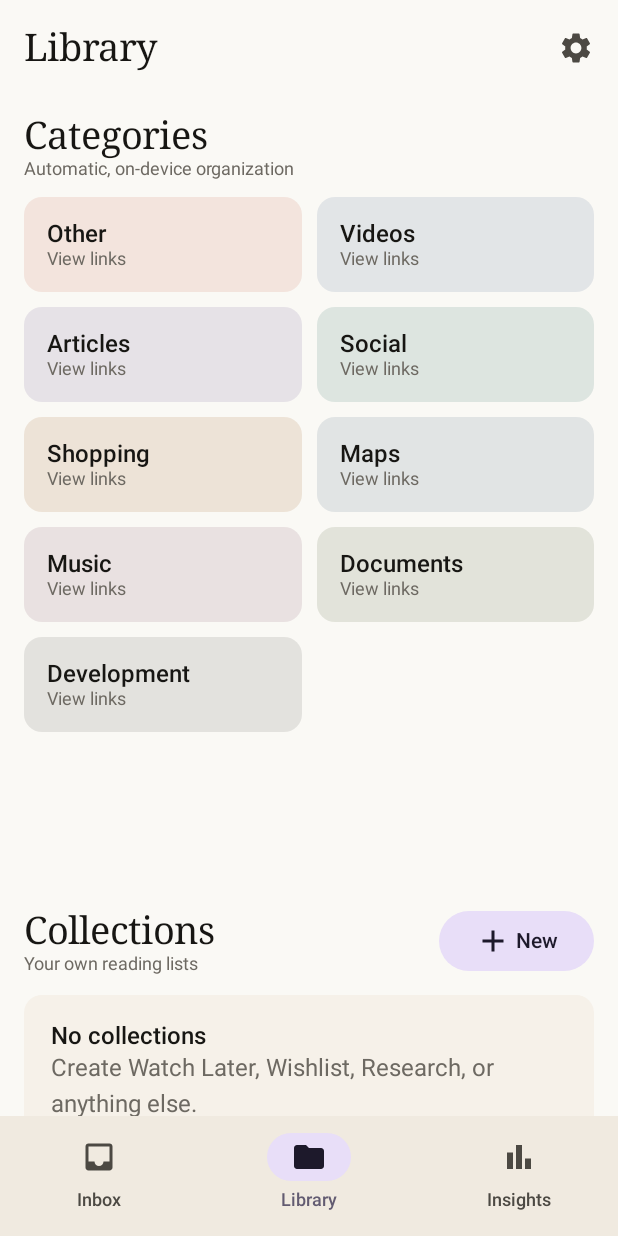
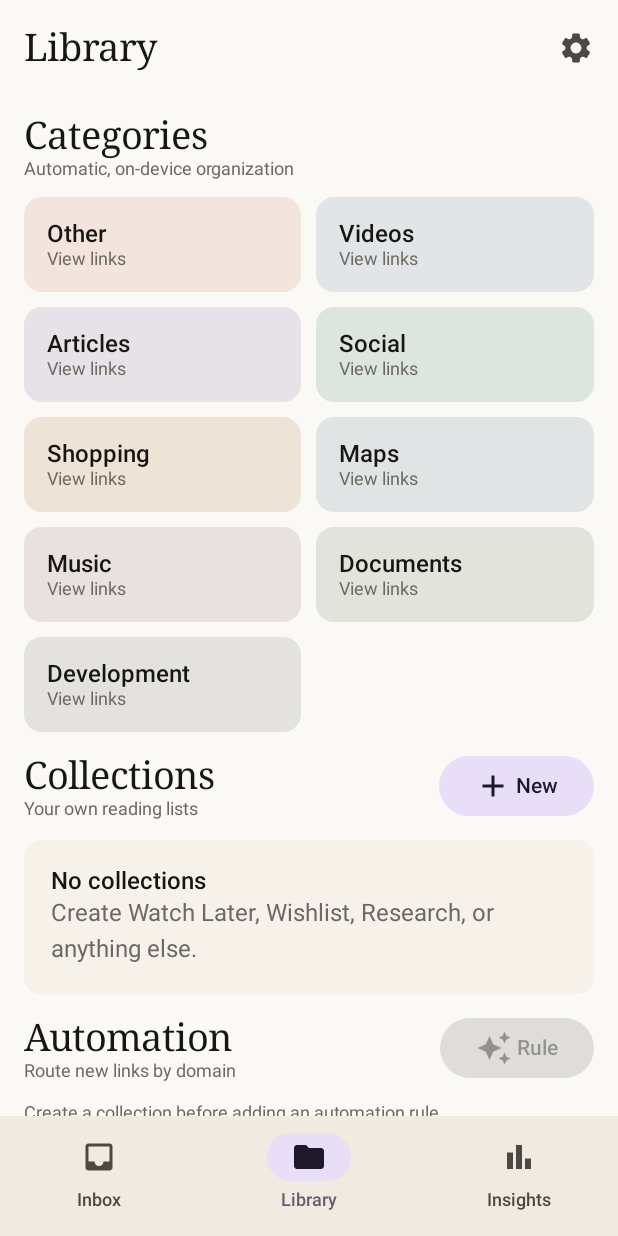
Before and after one commit to ivcr1905/easylink, an Android app built with Jetpack Compose: the LibraryScreen screen opened through its navigation route, on a phone screen of 412 x 824 dp. Run offline under Robolectric (Android 15) with nearby library versions, the phone set to English and light mode, and no system bars; pictures from the network do not load.

Commit message:
fix: stabilize library and clean shared links

```diff
--- a/app/src/main/java/com/iv/easylink/ui/inbox/InboxScreen.kt
+++ b/app/src/main/java/com/iv/easylink/ui/inbox/InboxScreen.kt
@@ -134,7 +134,8 @@ fun InboxScreen(viewModel: EasyLinkViewModel) {
                 ) {
                     itemsIndexed(links, key = { _, link -> link.id }) { index, link ->
                         val label = dateLabel(link.timestamp)
-                        if (index == 0 || dateLabel(links[index - 1].timestamp) != label) {
+                        val previousTimestamp = links.getOrNull(index - 1)?.timestamp
+                        if (previousTimestamp == null || dateLabel(previousTimestamp) != label) {
                             Text(label, style = MaterialTheme.typography.labelLarge, color = MaterialTheme.colorScheme.primary, modifier = Modifier.padding(top = 8.dp, bottom = 2.dp))
                         }
                         LinkSwipeCard(
--- a/app/src/main/java/com/iv/easylink/ui/insights/InsightsScreen.kt
+++ b/app/src/main/java/com/iv/easylink/ui/insights/InsightsScreen.kt
@@ -78,7 +78,8 @@ private fun InsightSection(title: String, rows: List<CountByKey>, colors: List<C
                         Text(row.count.toString(), color = EasyLinkTheme.extraColors.mutedText)
                     }
                     Box(Modifier.fillMaxWidth().padding(top = 5.dp).height(7.dp).background(MaterialTheme.colorScheme.outline.copy(alpha = .25f), MaterialTheme.shapes.extraSmall)) {
-                        Box(Modifier.fillMaxWidth(row.count.toFloat() / maximum).height(7.dp).background(colors[index % colors.size], MaterialTheme.shapes.extraSmall))
+                        val barColor = if (colors.isEmpty()) MaterialTheme.colorScheme.primary else colors[index % colors.size]
+                        Box(Modifier.fillMaxWidth(row.count.toFloat() / maximum).height(7.dp).background(barColor, MaterialTheme.shapes.extraSmall))
                     }
                 }
             }
--- a/app/src/main/java/com/iv/easylink/ui/library/LibraryScreen.kt
+++ b/app/src/main/java/com/iv/easylink/ui/library/LibraryScreen.kt
@@ -12,9 +12,8 @@ import androidx.compose.foundation.layout.fillMaxWidth
 import androidx.compose.foundation.layout.height
 import androidx.compose.foundation.layout.padding
 import androidx.compose.foundation.lazy.LazyColumn
-import androidx.compose.foundation.lazy.grid.GridCells
-import androidx.compose.foundation.lazy.grid.LazyVerticalGrid
-import androidx.compose.foundation.lazy.grid.items
+import androidx.compose.foundation.lazy.items
+import androidx.compose.foundation.lazy.itemsIndexed
 import androidx.compose.material.icons.Icons
 import androidx.compose.material.icons.filled.Add
 import androidx.compose.material.icons.filled.ArrowDownward
@@ -72,27 +71,7 @@ fun LibraryScreen(
         verticalArrangement = Arrangement.spacedBy(12.dp),
     ) {
         item { SectionTitle("Categories", "Automatic, on-device organization") }
-        item {
-            LazyVerticalGrid(
-                columns = GridCells.Adaptive(145.dp),
-                userScrollEnabled = false,
-                modifier = Modifier.height((((LinkCategory.entries.size + 1) / 2) * 92).dp),
-                horizontalArrangement = Arrangement.spacedBy(10.dp),
-                verticalArrangement = Arrangement.spacedBy(10.dp),
-            ) {
-                items(LinkCategory.entries, key = { it.code }) { category ->
-                    Card(
-                        Modifier.fillMaxWidth().clickable { onOpenCategory(category.code) },
-                        colors = CardDefaults.cardColors(containerColor = EasyLinkTheme.extraColors.categoryColors[category.code].copy(alpha = .16f)),
-                    ) {
-                        Column(Modifier.padding(15.dp)) {
-                            Text(category.label, style = MaterialTheme.typography.titleMedium)
-                            Text("View links", style = MaterialTheme.typography.bodySmall, color = EasyLinkTheme.extraColors.mutedText)
-                        }
-                    }
-                }
-            }
-        }
+        item { CategoryGrid(onOpenCategory) }
         item {
             Row(Modifier.fillMaxWidth(), verticalAlignment = Alignment.CenterVertically) {
                 SectionTitle("Collections", "Your own reading lists", Modifier.weight(1f))
@@ -100,14 +79,14 @@ fun LibraryScreen(
             }
         }
         if (collections.isEmpty()) item { EmptyLibraryCard("No collections", "Create Watch Later, Wishlist, Research, or anything else.") }
-        items(collections.size, key = { collections[it].id }) { index ->
-            val collection = collections[index]
+        // Collection and rule IDs come from separate tables and can be equal. LazyColumn keys cannot.
+        items(collections, key = { "collection:${it.id}" }) { collection ->
             Card(
                 Modifier.fillMaxWidth().clickable { onOpenCollection(collection.id, collection.name) },
                 colors = CardDefaults.cardColors(containerColor = EasyLinkTheme.extraColors.card),
             ) {
                 Row(Modifier.fillMaxWidth().padding(16.dp), verticalAlignment = Alignment.CenterVertically) {
-                    Icon(Icons.Default.Folder, null, tint = EasyLinkTheme.extraColors.categoryColors[collection.colorToken.coerceIn(0, 8)])
+                    Icon(Icons.Default.Folder, null, tint = categoryColor(collection.colorToken))
                     Column(Modifier.padding(horizontal = 12.dp).weight(1f)) {
                         Text(collection.name, style = MaterialTheme.typography.titleMedium)
                         Text("${collection.linkCount} link${if (collection.linkCount == 1) "" else "s"}", style = MaterialTheme.typography.bodySmall, color = EasyLinkTheme.extraColors.mutedText)
@@ -125,7 +104,15 @@ fun LibraryScreen(
         }
         if (collections.isEmpty()) item { Text("Create a collection before adding an automation rule.", style = MaterialTheme.typography.bodySmall, color = EasyLinkTheme.extraColors.mutedText) }
         if (rules.isEmpty() && collections.isNotEmpty()) item { EmptyLibraryCard("No rules yet", "Example: youtube.com → Watch Later") }
-        items(rules.size, key = { rules[it].id }) { index -> RuleRow(rules[index], index, rules.lastIndex, collections, viewModel) }
+        itemsIndexed(rules, key = { _, rule -> "rule:${rule.id}" }) { index, rule ->
+            RuleRow(
+                rule = rule,
+                canMoveUp = index > 0,
+                canMoveDown = index >= 0 && index < rules.lastIndex,
+                collections = collections,
+                viewModel = viewModel,
+            )
+        }
         item { Spacer(Modifier.height(80.dp)) }
     }
     if (addCollection) NameDialog("New collection", "Collection name", onDismiss = { addCollection = false }) {
@@ -140,6 +127,50 @@ fun LibraryScreen(
         viewModel.createRule(name, host, category, collection); addRule = false
     }
 }
+
+@Composable
+private fun CategoryGrid(onOpenCategory: (Int) -> Unit) {
+    val categories = LinkCategory.entries
+    Column(verticalArrangement = Arrangement.spacedBy(10.dp)) {
+        for (rowStart in categories.indices step 2) {
+            Row(
+                modifier = Modifier.fillMaxWidth(),
+                horizontalArrangement = Arrangement.spacedBy(10.dp),
+            ) {
+                CategoryCard(categories[rowStart], Modifier.weight(1f), onOpenCategory)
+                val second = rowStart + 1
+                if (second < categories.size) {
+                    CategoryCard(categories[second], Modifier.weight(1f), onOpenCategory)
+                } else {
+                    Spacer(Modifier.weight(1f))
+                }
+            }
+        }
+    }
+}
+
+@Composable
+private fun CategoryCard(
+    category: LinkCategory,
+    modifier: Modifier,
+    onOpenCategory: (Int) -> Unit,
+) {
+    Card(
+        modifier = modifier.clickable { onOpenCategory(category.code) },
+        colors = CardDefaults.cardColors(
+            containerColor = categoryColor(category.code).copy(alpha = .16f),
+        ),
+    ) {
+        Column(Modifier.fillMaxWidth().padding(15.dp)) {
+            Text(category.label, style = MaterialTheme.typography.titleMedium)
+            Text("View links", style = MaterialTheme.typography.bodySmall, color = EasyLinkTheme.extraColors.mutedText)
+        }
+    }
+}
+
+@Composable
+private fun categoryColor(token: Int) =
+    EasyLinkTheme.extraColors.categoryColors.getOrNull(token) ?: MaterialTheme.colorScheme.primary
 
 @Composable
 private fun SectionTitle(title: String, subtitle: String, modifier: Modifier = Modifier) {
@@ -157,9 +188,15 @@ private fun EmptyLibraryCard(title: String, body: String) {
 }
 
 @Composable
-private fun RuleRow(rule: AutomationRuleEntity, index: Int, lastIndex: Int, collections: List<CollectionSummary>, viewModel: EasyLinkViewModel) {
-    var edit by remember { mutableStateOf(false) }
-    var menu by remember { mutableStateOf(false) }
+private fun RuleRow(
+    rule: AutomationRuleEntity,
+    canMoveUp: Boolean,
+    canMoveDown: Boolean,
+    collections: List<CollectionSummary>,
+    viewModel: EasyLinkViewModel,
+) {
+    var edit by remember(rule.id) { mutableStateOf(false) }
+    var menu by remember(rule.id) { mutableStateOf(false) }
     val target = collections.firstOrNull { it.id == rule.collectionId }?.name
         ?: rule.category?.let { LinkCategory.fromCode(it).label } ?: "No target"
     Card(colors = CardDefaults.cardColors(containerColor = EasyLinkTheme.extraColors.card), modifier = Modifier.fillMaxWidth()) {
@@ -173,8 +210,8 @@ private fun RuleRow(rule: AutomationRuleEntity, index: Int, lastIndex: Int, coll
             Box {
                 IconButton(onClick = { menu = true }) { Icon(Icons.Default.MoreVert, "Rule actions") }
                 DropdownMenu(menu, { menu = false }) {
-                    DropdownMenuItem({ Text("Move up") }, { viewModel.moveRule(rule, -1); menu = false }, enabled = index > 0, leadingIcon = { Icon(Icons.Default.ArrowUpward, null) })
-                    DropdownMenuItem({ Text("Move down") }, { viewModel.moveRule(rule, 1); menu = false }, enabled = index < lastIndex, leadingIcon = { Icon(Icons.Default.ArrowDownward, null) })
+                    DropdownMenuItem({ Text("Move up") }, { viewModel.moveRule(rule, -1); menu = false }, enabled = canMoveUp, leadingIcon = { Icon(Icons.Default.ArrowUpward, null) })
+                    DropdownMenuItem({ Text("Move down") }, { viewModel.moveRule(rule, 1); menu = false }, enabled = canMoveDown, leadingIcon = { Icon(Icons.Default.ArrowDownward, null) })
                     DropdownMenuItem({ Text("Edit") }, { edit = true; menu = false }, leadingIcon = { Icon(Icons.Default.Edit, null) })
                     DropdownMenuItem({ Text("Delete", color = MaterialTheme.colorScheme.error) }, { viewModel.deleteRule(rule.id); menu = false }, leadingIcon = { Icon(Icons.Default.DeleteOutline, null, tint = MaterialTheme.colorScheme.error) })
                 }
@@ -246,8 +283,7 @@ fun CollectionScreen(viewModel: EasyLinkViewModel, collectionId: Long) {
         Box(Modifier.fillMaxSize(), contentAlignment = Alignment.Center) { Text("This collection is empty", color = EasyLinkTheme.extraColors.mutedText) }
     } else {
         LazyColumn(contentPadding = PaddingValues(16.dp), verticalArrangement = Arrangement.spacedBy(10.dp)) {
-            items(links.size, key = { links[it].id }) { index ->
-                val link = links[index]
+            items(links, key = { it.id }) { link ->
                 Card(Modifier.fillMaxWidth().clickable { openUrl(context, link.url) }, colors = CardDefaults.cardColors(containerColor = EasyLinkTheme.extraColors.card)) {
                     Row(Modifier.padding(16.dp), verticalAlignment = Alignment.CenterVertically) {
                         Icon(Icons.Default.Link, null, tint = MaterialTheme.colorScheme.primary)
--- a/app/src/main/res/values/strings.xml
+++ b/app/src/main/res/values/strings.xml
@@ -3,6 +3,10 @@
     <string name="source_shared">Shared via Android</string>
     <string name="unknown_app">Unknown app</string>
     <string name="no_link_found">No new link found</string>
+    <string name="clean_link_clip_label">Tracker-free link</string>
+    <string name="clean_link_copied">Tracker-free link copied</string>
+    <string name="clean_link_copied_and_saved">Tracker-free link copied and saved</string>
+    <string name="share_failed">Could not copy or save this link</string>
     <string name="suspicious_link_title">Potentially unsafe link</string>
     <string name="link_detected">Link detected</string>
     <string name="copy">Copy</string>
```
Also changed, not shown: app/src/main/java/com/iv/easylink/ingestion/LinkIngestor.kt (+34 -7 lines), app/src/main/java/com/iv/easylink/share/ShareReceiverActivity.kt (+50 -7 lines), app/src/main/java/com/iv/easylink/ui/EasyLinkViewModel.kt (+38 -16 lines), app/src/main/java/com/iv/easylink/utils/LinkExtractor.kt (+25 -4 lines), 1 other file.
